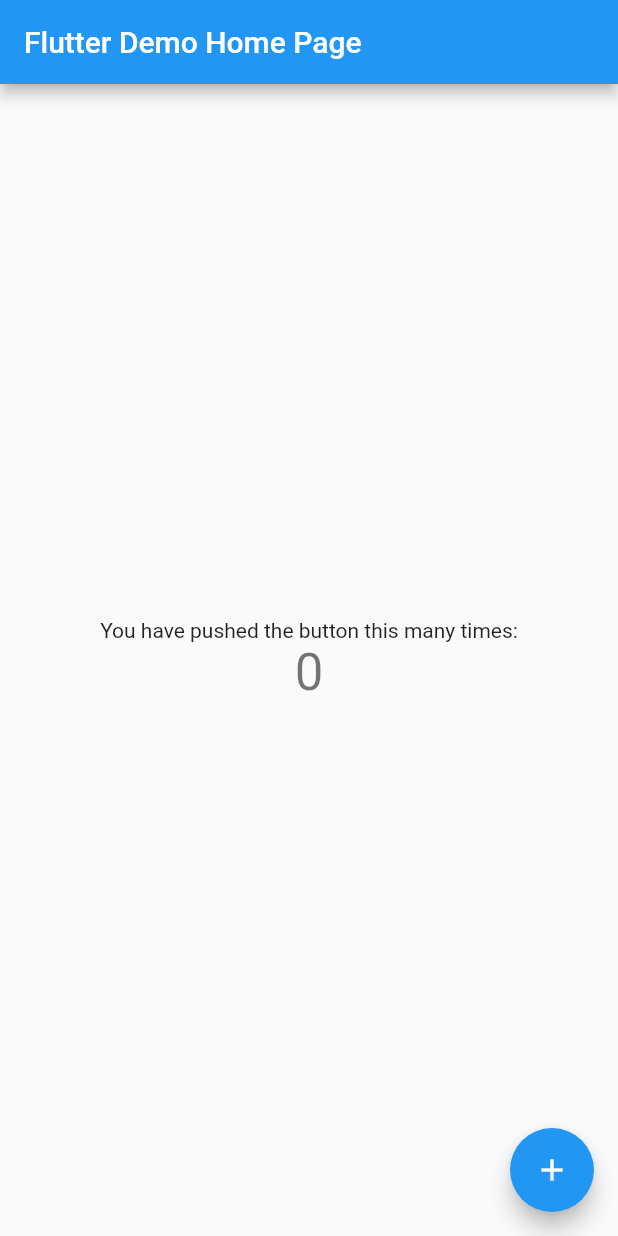
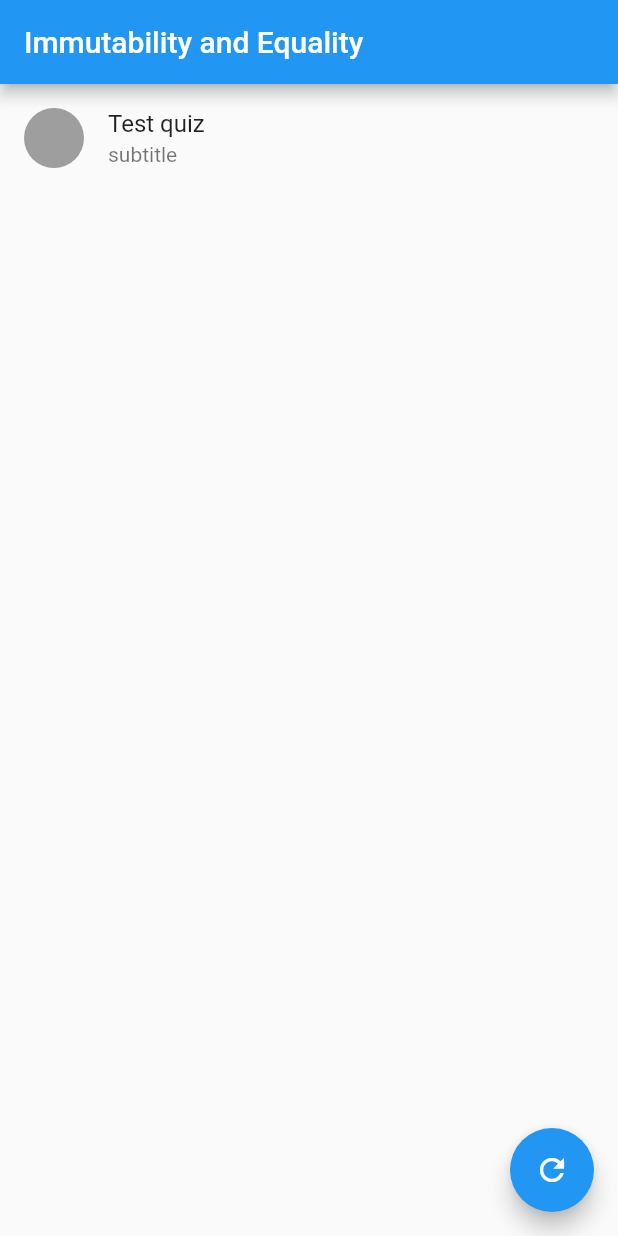
Before and after one commit to subeg7/Freezed-Cubit-DI, a Flutter app: the screen it shows after launch, on a phone screen of 412 x 824 dp. Run offline on Flutter 3.47's test engine with Material 2 defaults, Android fonts, the phone set to English and light mode, and no system bars; our stand-ins replace freezed_annotation; generated files the repository leaves out were written again.

Commit message:
Init Freezed in Models

```diff
--- /dev/null
+++ b/lib/core/models/quiz.dart
@@ -0,0 +1,19 @@
+import 'package:freezed_annotation/freezed_annotation.dart';
+
+part 'quiz.freezed.dart';
+
+@freezed
+abstract class Quiz with _$Quiz {
+  const factory Quiz({
+    /// This is the name of the product.
+    ///
+    /// It's required must not be null.
+    @required String title,
+
+    /// This shows if the helpline is used or not
+    ///
+    /// It is false by default
+    @Default(false) bool isHelplineUsed,
+    int totalNoOfQuestions,
+  }) = _Quiz;
+}
--- a/lib/main.dart
+++ b/lib/main.dart
@@ -1,117 +1,20 @@
 import 'package:flutter/material.dart';
+import 'package:freezed_app/ui/quiz_screen.dart';
 
 void main() {
   runApp(MyApp());
 }
 
 class MyApp extends StatelessWidget {
-  // This widget is the root of your application.
   @override
   Widget build(BuildContext context) {
     return MaterialApp(
       title: 'Flutter Demo',
       theme: ThemeData(
-        // This is the theme of your application.
-        //
-        // Try running your application with "flutter run". You'll see the
-        // application has a blue toolbar. Then, without quitting the app, try
-        // changing the primarySwatch below to Colors.green and then invoke
-        // "hot reload" (press "r" in the console where you ran "flutter run",
-        // or simply save your changes to "hot reload" in a Flutter IDE).
-        // Notice that the counter didn't reset back to zero; the application
-        // is not restarted.
         primarySwatch: Colors.blue,
-        // This makes the visual density adapt to the platform that you run
-        // the app on. For desktop platforms, the controls will be smaller and
-        // closer together (more dense) than on mobile platforms.
         visualDensity: VisualDensity.adaptivePlatformDensity,
       ),
-      home: MyHomePage(title: 'Flutter Demo Home Page'),
+      home: QuizScreen(),
     );
   }
 }
-
-class MyHomePage extends StatefulWidget {
-  MyHomePage({Key key, this.title}) : super(key: key);
-
-  // This widget is the home page of your application. It is stateful, meaning
-  // that it has a State object (defined below) that contains fields that affect
-  // how it looks.
-
-  // This class is the configuration for the state. It holds the values (in this
-  // case the title) provided by the parent (in this case the App widget) and
-  // used by the build method of the State. Fields in a Widget subclass are
-  // always marked "final".
-
-  final String title;
-
-  @override
-  _MyHomePageState createState() => _MyHomePageState();
-}
-
-class _MyHomePageState extends State<MyHomePage> {
-  int _counter = 0;
-
-  void _incrementCounter() {
-    setState(() {
-      // This call to setState tells the Flutter framework that something has
-      // changed in this State, which causes it to rerun the build method below
-      // so that the display can reflect the updated values. If we changed
-      // _counter without calling setState(), then the build method would not be
-      // called again, and so nothing would appear to happen.
-      _counter++;
-    });
-  }
-
-  @override
-  Widget build(BuildContext context) {
-    // This method is rerun every time setState is called, for instance as done
-    // by the _incrementCounter method above.
-    //
-    // The Flutter framework has been optimized to make rerunning build methods
-    // fast, so that you can just rebuild anything that needs updating rather
-    // than having to individually change instances of widgets.
-    return Scaffold(
-      appBar: AppBar(
-        // Here we take the value from the MyHomePage object that was created by
-        // the App.build method, and use it to set our appbar title.
-        title: Text(widget.title),
-      ),
-      body: Center(
-        // Center is a layout widget. It takes a single child and positions it
-        // in the middle of the parent.
-        child: Column(
-          // Column is also a layout widget. It takes a list of children and
-          // arranges them vertically. By default, it sizes itself to fit its
-          // children horizontally, and tries to be as tall as its parent.
-          //
-          // Invoke "debug painting" (press "p" in the console, choose the
-          // "Toggle Debug Paint" action from the Flutter Inspector in Android
-          // Studio, or the "Toggle Debug Paint" command in Visual Studio Code)
-          // to see the wireframe for each widget.
-          //
-          // Column has various properties to control how it sizes itself and
-          // how it positions its children. Here we use mainAxisAlignment to
-          // center the children vertically; the main axis here is the vertical
-          // axis because Columns are vertical (the cross axis would be
-          // horizontal).
-          mainAxisAlignment: MainAxisAlignment.center,
-          children: <Widget>[
-            Text(
-              'You have pushed the button this many times:',
-            ),
-            Text(
-              '$_counter',
-              style: Theme.of(context).textTheme.headline4,
-            ),
-          ],
-        ),
-      ),
-      floatingActionButton: FloatingActionButton(
-        onPressed: _incrementCounter,
-        tooltip: 'Increment',
-        child: Icon(Icons.add),
-      ), // This trailing comma makes auto-formatting nicer for build methods.
-    );
-  }
-}
--- /dev/null
+++ b/lib/ui/quiz_screen.dart
@@ -0,0 +1,42 @@
+import 'package:flutter/material.dart';
+import 'package:freezed_app/core/models/quiz.dart';
+
+class QuizScreen extends StatefulWidget {
+  @override
+  _QuizScreenState createState() => _QuizScreenState();
+}
+
+class _QuizScreenState extends State<QuizScreen> {
+  Quiz quiz;
+
+  @override
+  void initState() {
+    super.initState();
+  }
+
+  @override
+  Widget build(BuildContext context) {
+    return Scaffold(
+      appBar: AppBar(
+        title: Text("Immutability and Equality"),
+      ),
+      floatingActionButton: FloatingActionButton(
+        child: Icon(Icons.refresh),
+        onPressed: _randomProductData,
+      ),
+      body: ListTile(
+        leading: CircleAvatar(
+          backgroundColor: Colors.grey,
+        ),
+        title: Text(
+          "Test quiz",
+        ),
+        subtitle: Text(
+          "subtitle",
+        ),
+      ),
+    );
+  }
+
+  _randomProductData() {}
+}
```
Also changed, not shown: lib/core/models/quiz.freezed.dart (added), pubspec.lock.
